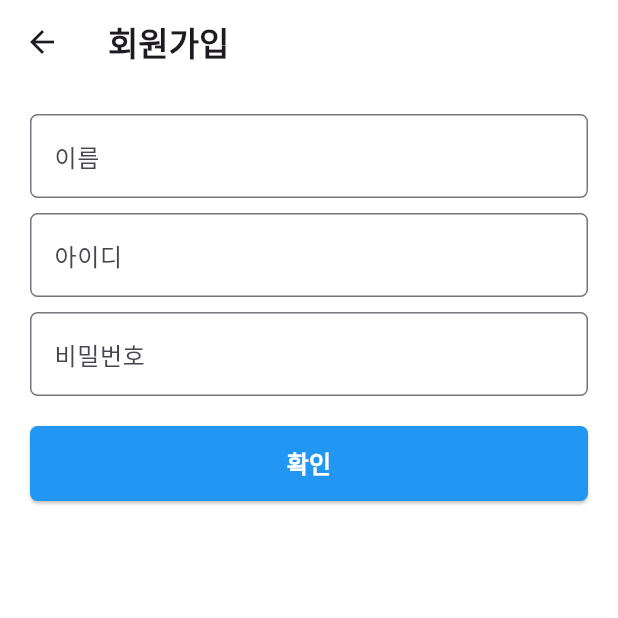
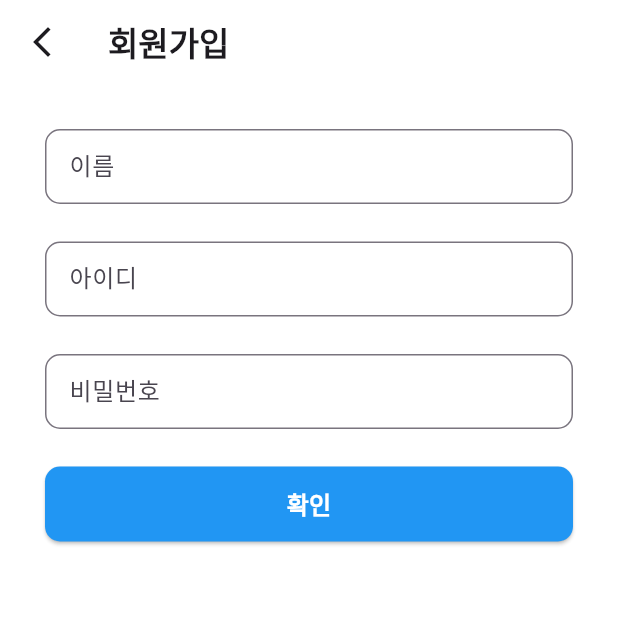
Before and after one commit to HongJeongMin0214/umbrella, a Flutter app: the Signup3Screen screen opened by its route, on a phone screen of 412 x 824 dp, the top half of it. Run offline on Flutter 3.47's test engine with Material 3 defaults, Android fonts, the phone set to English and light mode, and no system bars; our stand-ins replace flutter_map, geolocator, go_router, latlong2; missing offline and left inert: flutter_map_location_marker.

Commit message:
페이지전환 정리

```diff
--- a/umbrella/lib/main.dart
+++ b/umbrella/lib/main.dart
@@ -5,7 +5,7 @@ import 'screens/signup_1_screen.dart';
 import 'screens/signup_2_screen.dart';
 import 'screens/signup_3_screen.dart';
 import 'screens/login_screen.dart';
-import 'screens/main_screen.dart'; // ✅ 메인 화면 추가
+import 'screens/main_screen.dart';
 
 void main() {
   runApp(MyApp());
@@ -22,10 +22,7 @@ class MyApp extends StatelessWidget {
       GoRoute(
           path: '/signup3', builder: (context, state) => const Signup3Screen()),
       GoRoute(path: '/login', builder: (context, state) => const LoginScreen()),
-      GoRoute(
-          path: '/main',
-          builder: (context, state) =>
-              const MainScreen()), // ✅ main_screen.dart 추가
+      GoRoute(path: '/main', builder: (context, state) => const MainScreen()),
     ],
   );
 
--- a/umbrella/lib/screens/signup_3_screen.dart
+++ b/umbrella/lib/screens/signup_3_screen.dart
@@ -13,10 +13,32 @@ class _Signup3ScreenState extends State<Signup3Screen> {
   final TextEditingController _idController = TextEditingController();
   final TextEditingController _passwordController = TextEditingController();
 
+  bool _isNameFilled = false;
+  bool _isIdFilled = false;
+  bool _isPasswordFilled = false;
+
+  @override
+  void initState() {
+    super.initState();
+    _nameController.addListener(() {
+      setState(() {
+        _isNameFilled = _nameController.text.isNotEmpty;
+      });
+    });
+    _idController.addListener(() {
+      setState(() {
+        _isIdFilled = _idController.text.isNotEmpty;
+      });
+    });
+    _passwordController.addListener(() {
+      setState(() {
+        _isPasswordFilled = _passwordController.text.isNotEmpty;
+      });
+    });
+  }
+
   void _validateAndProceed() {
-    if (_nameController.text.isEmpty ||
-        _idController.text.isEmpty ||
-        _passwordController.text.isEmpty) {
+    if (!_isNameFilled || !_isIdFilled || !_isPasswordFilled) {
       ScaffoldMessenger.of(context).showSnackBar(
         const SnackBar(
           content: Text("모든 항목을 입력해주세요."),
@@ -24,7 +46,7 @@ class _Signup3ScreenState extends State<Signup3Screen> {
         ),
       );
     } else {
-      context.go('/login'); // 모든 입력이 완료되면 login_screen.dart로 이동
+      context.go('/login'); // ✅ 회원가입 완료 후 로그인 화면으로 이동
     }
   }
 
@@ -38,13 +60,20 @@ class _Signup3ScreenState extends State<Signup3Screen> {
 
   @override
   Widget build(BuildContext context) {
-    return Scaffold(
+    return PopScope(
+      canPop: true,
+      onPopInvokedWithResult: (didPop, result) {
+        if (!didPop) {
+          context.go('/'); // ✅ 물리적 뒤로 가기 버튼을 누르면 first_screen으로 이동
+        }
+      },
+      child: Scaffold(
         backgroundColor: Colors.white,
         appBar: AppBar(
           leading: IconButton(
-          icon: const Icon(Icons.arrow_back),
+            icon: const Icon(Icons.arrow_back_ios_new),
             onPressed: () {
-            context.go('/signup2');
+              context.go('/'); // ✅ AppBar 뒤로 가기 버튼 클릭 시 first_screen 이동
             },
           ),
           title: const Text(
@@ -56,56 +85,16 @@ class _Signup3ScreenState extends State<Signup3Screen> {
           elevation: 0,
         ),
         body: Padding(
-        padding: const EdgeInsets.all(20),
+          padding: const EdgeInsets.all(30),
           child: Column(
             crossAxisAlignment: CrossAxisAlignment.start,
             children: [
-            TextField(
-              controller: _nameController,
-              decoration: InputDecoration(
-                hintText: "이름",
-                border: OutlineInputBorder(
-                  borderRadius: BorderRadius.circular(5),
-                  borderSide: const BorderSide(color: Colors.grey, width: 1),
-                ),
-                focusedBorder: OutlineInputBorder(
-                  borderRadius: BorderRadius.circular(5),
-                  borderSide: const BorderSide(color: Colors.orange, width: 2),
-                ),
-              ),
-            ),
-            const SizedBox(height: 10),
-            TextField(
-              controller: _idController,
-              decoration: InputDecoration(
-                hintText: "아이디",
-                border: OutlineInputBorder(
-                  borderRadius: BorderRadius.circular(5),
-                  borderSide: const BorderSide(color: Colors.grey, width: 1),
-                ),
-                focusedBorder: OutlineInputBorder(
-                  borderRadius: BorderRadius.circular(5),
-                  borderSide: const BorderSide(color: Colors.orange, width: 2),
-                ),
-              ),
-            ),
-            const SizedBox(height: 10),
-            TextField(
-              controller: _passwordController,
-              obscureText: true,
-              decoration: InputDecoration(
-                hintText: "비밀번호",
-                border: OutlineInputBorder(
-                  borderRadius: BorderRadius.circular(5),
-                  borderSide: const BorderSide(color: Colors.grey, width: 1),
-                ),
-                focusedBorder: OutlineInputBorder(
-                  borderRadius: BorderRadius.circular(5),
-                  borderSide: const BorderSide(color: Colors.orange, width: 2),
-                ),
-              ),
-            ),
-            const SizedBox(height: 20),
+              _buildTextField("이름", _nameController),
+              const SizedBox(height: 25),
+              _buildTextField("아이디", _idController),
+              const SizedBox(height: 25),
+              _buildTextField("비밀번호", _passwordController, isPassword: true),
+              const SizedBox(height: 25),
               SizedBox(
                 width: double.infinity,
                 height: 50,
@@ -114,7 +103,7 @@ class _Signup3ScreenState extends State<Signup3Screen> {
                   style: ElevatedButton.styleFrom(
                     backgroundColor: Colors.blue,
                     shape: RoundedRectangleBorder(
-                    borderRadius: BorderRadius.circular(5),
+                      borderRadius: BorderRadius.circular(10),
                     ),
                   ),
                   child: const Text(
@@ -129,6 +118,29 @@ class _Signup3ScreenState extends State<Signup3Screen> {
             ],
           ),
         ),
+      ),
+    );
+  }
+
+  Widget _buildTextField(String hint, TextEditingController controller,
+      {bool isPassword = false}) {
+    return SizedBox(
+      height: 50,
+      child: TextField(
+        controller: controller,
+        obscureText: isPassword,
+        decoration: InputDecoration(
+          hintText: hint,
+          border: OutlineInputBorder(
+            borderRadius: BorderRadius.circular(10),
+            borderSide: const BorderSide(color: Colors.grey, width: 1),
+          ),
+          focusedBorder: OutlineInputBorder(
+            borderRadius: BorderRadius.circular(10),
+            borderSide: const BorderSide(color: Colors.orange, width: 2),
+          ),
+        ),
+      ),
     );
   }
 }
```
Also changed, not shown: umbrella/lib/screens/first_screen.dart (+16 -15 lines), umbrella/lib/screens/login_screen.dart (+28 -26 lines), umbrella/lib/screens/main_screen.dart (+16 -9 lines), umbrella/lib/screens/signup_1_screen.dart (+16 -11 lines), umbrella/lib/screens/signup_2_screen.dart (+15 -10 lines). Lines whose indentation alone changed are shown as unchanged.
